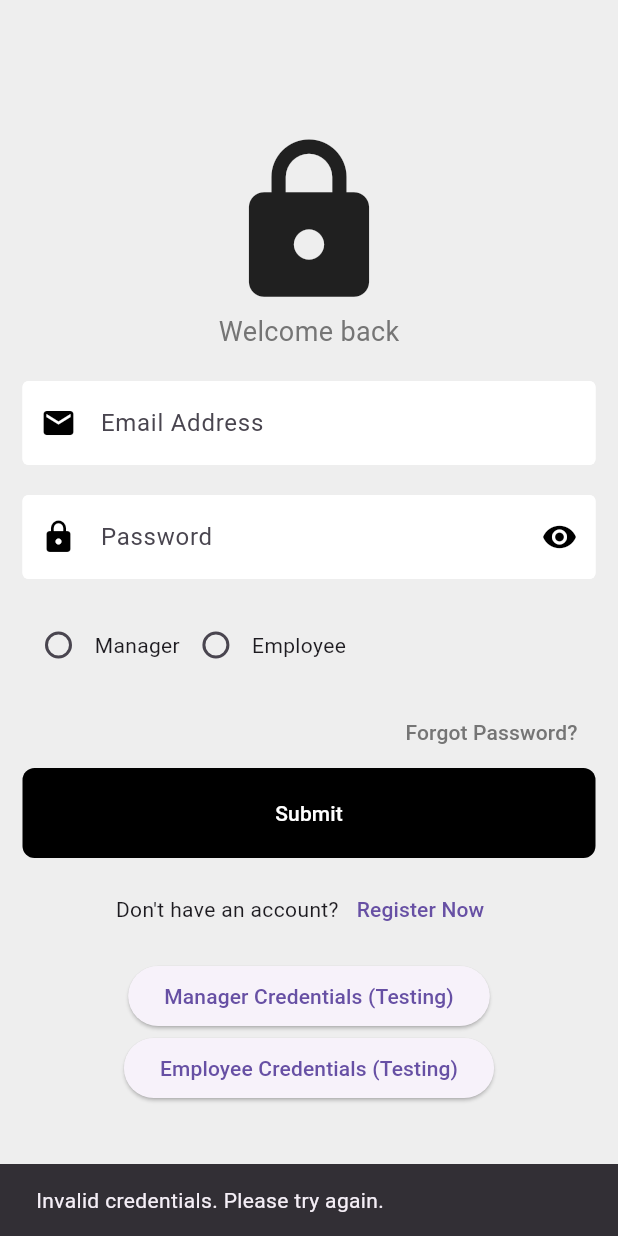
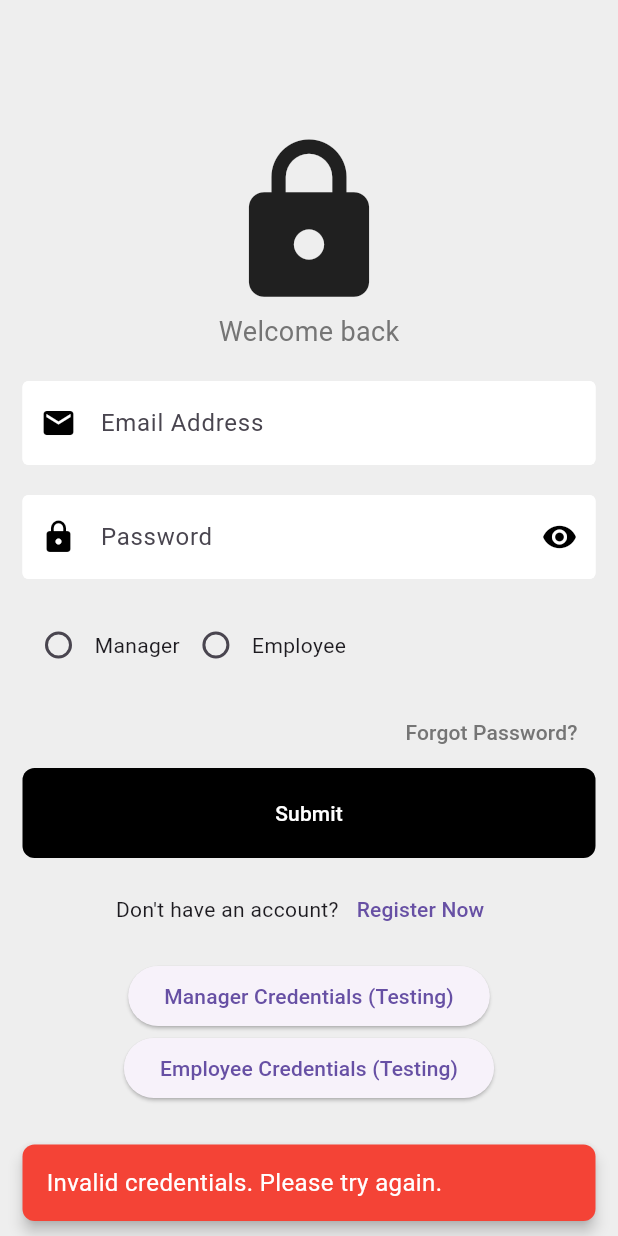
Before and after one commit to MohamedAbdelfattah022/task_monitor, a Flutter app: the screen it shows after launch, after a tap on "Submit", on a phone screen of 412 x 824 dp. Run offline on Flutter 3.47's test engine with Material 3 defaults, Android fonts, the phone set to English and light mode, and no system bars.

Commit message:
Added some styling for the error and success message

```diff
--- a/lib/Login.dart
+++ b/lib/Login.dart
@@ -206,16 +206,39 @@ class _LoginState extends State<Login> {
 
                           ScaffoldMessenger.of(context).showSnackBar(
                             SnackBar(
-                              content: Text('Login successful!'),
+                              content: Text(
+                                'Login successful!',
+                                style: TextStyle(
+                                  color: Colors.white,
+                                  fontSize: 16.0,
+                                ),
+                              ),
                               duration: Duration(seconds: 2),
+                              backgroundColor: Colors.green,
+                              elevation: 4.0,
+                              behavior: SnackBarBehavior.floating,
+                              shape: RoundedRectangleBorder(
+                                borderRadius: BorderRadius.circular(8.0),
+                              ),
                             ),
                           );
                         } else {
                           ScaffoldMessenger.of(context).showSnackBar(
                             SnackBar(
                               content: Text(
-                                  'Invalid credentials. Please try again.'),
+                                'Invalid credentials. Please try again.',
+                                style: TextStyle(
+                                  color: Colors.white,
+                                  fontSize: 16.0,
+                                ),
+                              ),
                               duration: Duration(seconds: 2),
+                              backgroundColor: Colors.red,
+                              elevation: 4.0,
+                              behavior: SnackBarBehavior.floating,
+                              shape: RoundedRectangleBorder(
+                                borderRadius: BorderRadius.circular(8.0),
+                              ),
                             ),
                           );
                         }
--- a/lib/filecontents.dart
+++ b/lib/filecontents.dart
@@ -40,7 +40,6 @@ class FileContentsPage extends StatelessWidget {
           } else {
             final lines = snapshot.data ?? ['No contents'];
 
-            // Format the lines as needed
             final formattedContents = lines
                 .map((line) => line.replaceAll('{', '').replaceAll('}', ''))
                 .join('\n');
```
